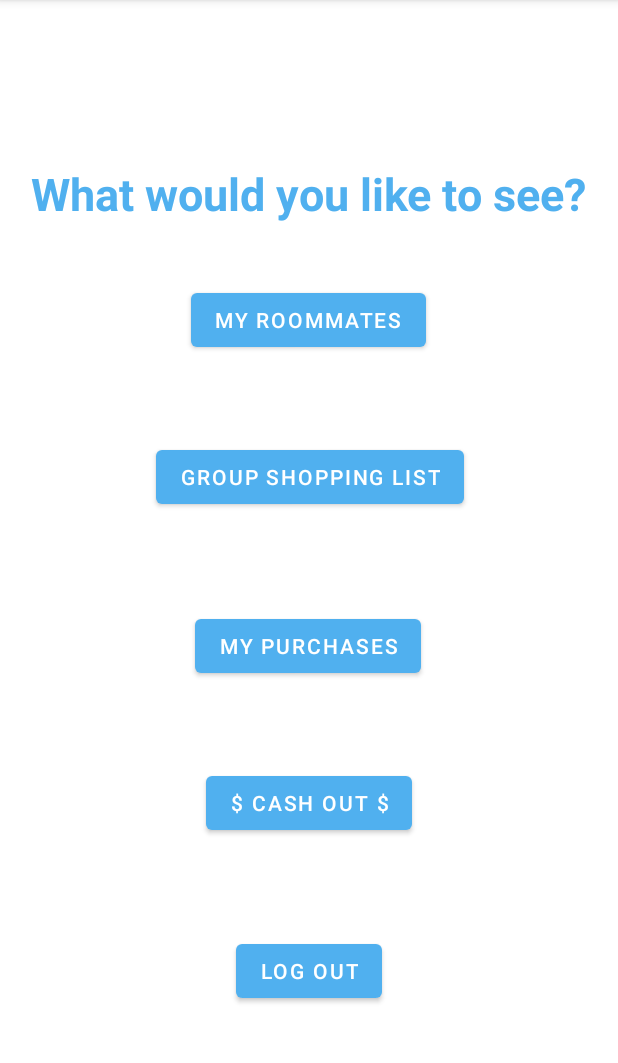
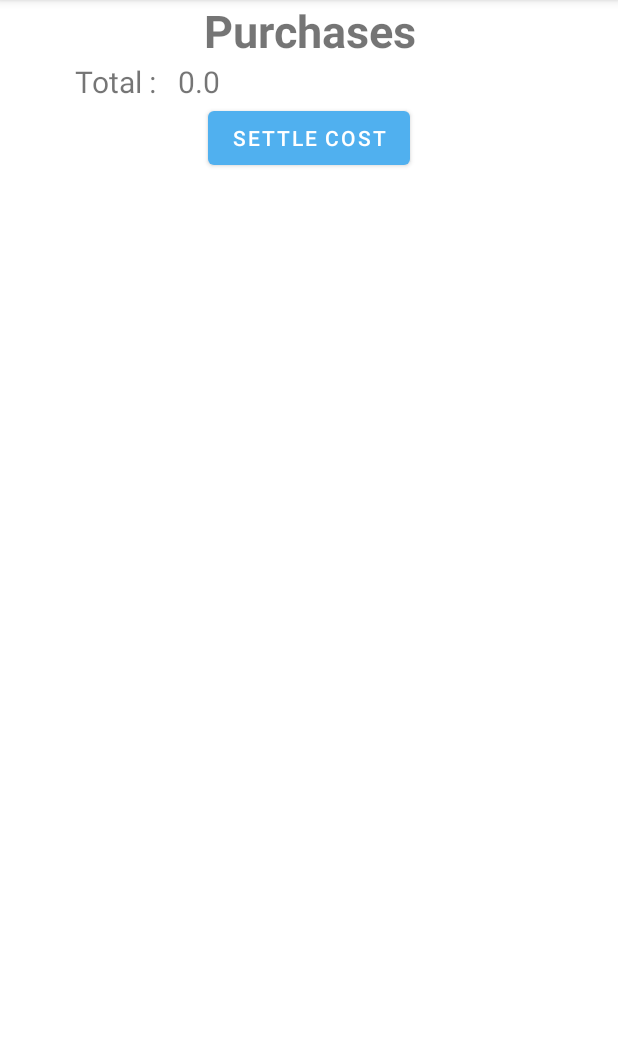
Before and after one commit to syannwa/Roommate_Shopping, an Android app: the MainNavigationActivity screen opened directly, with no data from a screen before it, after a tap on "MY PURCHASES", on a phone screen of 412 x 824 dp, the part 84-1147 px from its top. Run offline under Robolectric (Android 15) with nearby library versions, the phone set to English and light mode, and no system bars; our stand-ins replace Firebase (no records; nobody signed in at launch, a user with empty details on screens opened directly).

Commit message:
PurchasedList functionality implemented

```diff
--- a/app/src/main/AndroidManifest.xml
+++ b/app/src/main/AndroidManifest.xml
@@ -9,6 +9,7 @@
         android:roundIcon="@mipmap/ic_launcher_custom_round"
         android:supportsRtl="true"
         android:theme="@style/Theme.RoommateShopping">
+        <activity android:name=".PurchasedList"></activity>
         <!-- Main Activity => Login and Register -->
         <activity android:name=".MainActivity">
             <intent-filter>
--- a/app/src/main/java/edu/uga/cs/roommateshopping/MainNavigationActivity.java
+++ b/app/src/main/java/edu/uga/cs/roommateshopping/MainNavigationActivity.java
@@ -27,7 +27,7 @@ public class MainNavigationActivity extends AppCompatActivity {
         roommates = findViewById(R.id.roommatesListButton);
         groupShop = findViewById(R.id.groupShoppingButton);
         purchased = findViewById(R.id.purchasesButton);
-        cashOut = findViewById(R.id.cashOutButton);
+        cashOut = findViewById(R.id.paybackButton);
         logout = findViewById(R.id.logoutButton);
 
         roommates.setOnClickListener(new RoommatesClickListener());
@@ -63,6 +63,8 @@ public class MainNavigationActivity extends AppCompatActivity {
         @Override
         public void onClick(View v) {
             //Display Purchased List
+            Intent intent = new Intent(v.getContext(), PurchasedList.class);
+            v.getContext().startActivity(intent);
         }
     }
 
--- /dev/null
+++ b/app/src/main/java/edu/uga/cs/roommateshopping/PurchasedList.java
@@ -0,0 +1,109 @@
+package edu.uga.cs.roommateshopping;
+
+import androidx.appcompat.app.AppCompatActivity;
+
+import android.os.Bundle;
+import android.util.Log;
+import android.widget.Button;
+import android.widget.ListView;
+import android.widget.TextView;
+
+import com.google.firebase.auth.FirebaseAuth;
+import com.google.firebase.auth.FirebaseUser;
+import com.google.firebase.database.DataSnapshot;
+import com.google.firebase.database.DatabaseError;
+import com.google.firebase.database.DatabaseReference;
+import com.google.firebase.database.FirebaseDatabase;
+import com.google.firebase.database.ValueEventListener;
+
+import java.util.ArrayList;
+
+public class PurchasedList extends AppCompatActivity {
+
+    public static final String DEBUG_TAG = "PurchasedList_DEBUG";
+
+    private FirebaseAuth mAuth;
+    private DatabaseReference myRef;
+    private FirebaseUser user;
+    private String userID;
+    private ListView listView;
+    private ThreeColumn_Adapter adapter;
+
+    private Button settleCostButton;
+    private TextView totalText;
+
+    private Double total = 0.0;
+    String roomNumber;
+    private ArrayList<Item> itemsList;
+
+    @Override
+    protected void onCreate(Bundle savedInstanceState) {
+        super.onCreate(savedInstanceState);
+        setContentView(R.layout.activity_purchased_list);
+
+        // Initialize all relevant variables
+        itemsList = new ArrayList<Item>();
+        listView = findViewById(R.id.list_view);
+        adapter =  new ThreeColumn_Adapter(PurchasedList.this,R.layout.activity_three_column__adapter, itemsList);
+        totalText = findViewById(R.id.totalText);
+        settleCostButton = findViewById(R.id.paybackButton);
+        listView.setAdapter(adapter);
+
+        myRef = FirebaseDatabase.getInstance().getReference("users");
+
+        // Get user and User ID
+        mAuth = FirebaseAuth.getInstance();
+        user = mAuth.getCurrentUser();
+        userID = user.getUid();
+
+        // Get purchased items list from user
+        myRef.addListenerForSingleValueEvent( new ValueEventListener() {
+
+            @Override
+            public void onDataChange( DataSnapshot snapshot ) {
+                // Once we have a DataSnapshot object, knowing that this is a list,
+                // we need to iterate over the elements and place them on a List.
+
+                for(DataSnapshot ds : snapshot.child(userID).child("purchased").getChildren()){
+                    Log.d(DEBUG_TAG, "DS Key: " + ds.getKey());
+
+                    // Get item information
+                    String name = ds.getValue(Item.class).getName();
+                    Integer quantity = ds.getValue(Item.class).getQuantity();
+                    Double price = ds.getValue(Item.class).getPrice();
+                    Log.d(DEBUG_TAG, "Name: " + name + ", Quantity: " + quantity + ", Price: " + price);
+
+                    // Add item to list
+                    Item newItem = new Item(name, quantity, price);
+                    itemsList.add(newItem);
+                    Log.d(DEBUG_TAG, "Items List: " + itemsList);
+                }
+                try {
+                    this.calculateTotal(itemsList);
+                    adapter =  new ThreeColumn_Adapter(PurchasedList.this,R.layout.activity_three_column__adapter, itemsList);
+                    listView.setAdapter(adapter);
+                }
+                catch(NullPointerException e){
+                    ArrayList array = new ArrayList<String>();
+                    array.add("There are no purchased Items");
+                    adapter =  new ThreeColumn_Adapter(PurchasedList.this,R.layout.activity_three_column__adapter, itemsList);
+                    listView.setAdapter(adapter);
+                }
+            }
+
+            private void calculateTotal(ArrayList<Item> itemsList) {
+                for(Item item : itemsList) {
+                    total += item.getPrice();
+                }
+                totalText.setText("" + total);
+            }
+
+            @Override
+            public void onCancelled(DatabaseError databaseError) {
+                System.out.println("The read failed: " + databaseError.getMessage());
+            }
+        } );
+
+
+    }
+}
--- a/app/src/main/java/edu/uga/cs/roommateshopping/User.java
+++ b/app/src/main/java/edu/uga/cs/roommateshopping/User.java
@@ -1,4 +1,6 @@
 package edu.uga.cs.roommateshopping;
+
+import java.util.ArrayList;
 
 /*
  * This class defines all variables of the user that will be added to the database
@@ -8,6 +10,7 @@ public class User {
     public String lastName;
     public String email;
     public String room;
+    public ArrayList<Item> purchasedList;
 
     // Default constructor required for calls to DataSnapshot
     public User() {
@@ -18,6 +21,7 @@ public class User {
         this.lastName = lastName;
         this.email = email;
         this.room = room;
+        this.purchasedList = new ArrayList<Item>();
     }
 
     public void setFirstName(String firstName) {
--- a/app/src/main/res/layout/activity_main_navigation.xml
+++ b/app/src/main/res/layout/activity_main_navigation.xml
@@ -37,7 +37,7 @@
         app:layout_constraintEnd_toEndOf="parent"
         app:layout_constraintHorizontal_bias="0.5"
         app:layout_constraintStart_toStartOf="parent"
-        app:layout_constraintTop_toBottomOf="@+id/cashOutButton" />
+        app:layout_constraintTop_toBottomOf="@+id/paybackButton" />
 
     <Button
         android:id="@+id/purchasesButton"
@@ -49,14 +49,14 @@
         android:layout_marginRight="131dp"
         android:layout_marginBottom="48dp"
         android:text="My Purchases"
-        app:layout_constraintBottom_toTopOf="@+id/cashOutButton"
+        app:layout_constraintBottom_toTopOf="@+id/paybackButton"
         app:layout_constraintEnd_toEndOf="parent"
         app:layout_constraintHorizontal_bias="0.5"
         app:layout_constraintStart_toStartOf="parent"
         app:layout_constraintTop_toBottomOf="@+id/groupShoppingButton" />
 
     <Button
-        android:id="@+id/cashOutButton"
+        android:id="@+id/paybackButton"
         android:layout_width="wrap_content"
         android:layout_height="wrap_content"
         android:layout_marginStart="137dp"
@@ -64,7 +64,7 @@
         android:layout_marginEnd="138dp"
         android:layout_marginRight="138dp"
         android:layout_marginBottom="56dp"
-        android:text="$ Cash Out $"
+        android:text="Payments"
         app:layout_constraintBottom_toTopOf="@+id/logoutButton"
         app:layout_constraintEnd_toEndOf="parent"
         app:layout_constraintHorizontal_bias="0.5"
--- /dev/null
+++ b/app/src/main/res/layout/activity_purchased_list.xml
@@ -0,0 +1,54 @@
+<?xml version="1.0" encoding="utf-8"?>
+<androidx.constraintlayout.widget.ConstraintLayout xmlns:android="http://schemas.android.com/apk/res/android"
+    xmlns:app="http://schemas.android.com/apk/res-auto"
+    xmlns:tools="http://schemas.android.com/tools"
+    android:layout_width="match_parent"
+    android:layout_height="match_parent"
+    tools:context=".PurchasedList">
+
+    <LinearLayout
+        android:layout_width="match_parent"
+        android:layout_height="match_parent"
+        android:orientation="vertical">
+
+        <TextView
+            android:id="@+id/Purchases"
+            android:layout_width="match_parent"
+            android:layout_height="wrap_content"
+            android:gravity="center_horizontal"
+            android:text="Purchases"
+            android:textSize="30sp"
+            android:textStyle="bold"
+            android:typeface="normal" />
+
+        <LinearLayout
+            android:layout_width="match_parent"
+            android:layout_height="wrap_content"
+            android:orientation="horizontal">
+            <TextView
+                android:id="@+id/textView19"
+                android:layout_width="wrap_content"
+                android:layout_height="wrap_content"
+                android:textSize="20sp"
+                android:layout_marginLeft="50sp"
+                android:text="Total : "/>
+            <TextView
+                android:id="@+id/totalText"
+                android:layout_width="match_parent"
+                android:layout_height="wrap_content"
+                android:layout_marginLeft="10sp"
+                android:textSize="20sp"/>
+        </LinearLayout>
+
+        <Button
+            android:layout_width="wrap_content"
+            android:layout_height="wrap_content"
+            android:layout_gravity="center_horizontal"
+            android:text="Settle Cost"/>
+        <ListView
+            android:id="@+id/list_view"
+            android:layout_width="match_parent"
+            android:layout_height="match_parent" />
+    </LinearLayout>
+
+</androidx.constraintlayout.widget.ConstraintLayout>
```
Also changed, not shown: app/src/main/java/edu/uga/cs/roommateshopping/RegisterActivity.java (+20 -20 lines), app/src/main/java/edu/uga/cs/roommateshopping/ShoppingList.java (+14 -0 lines).
